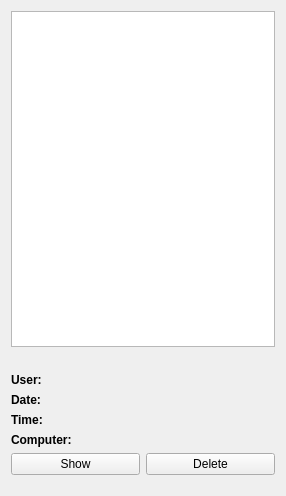
Old version of the form master/src/ScreenshotManagementView.ui in the repository veyon/veyon.
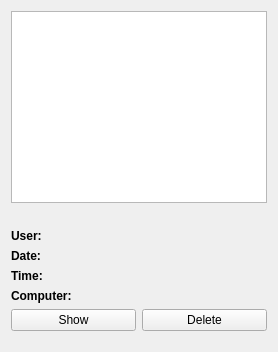
New version of the form. Icons and pictures are not drawn.

What changed in the file:
```diff
--- a/master/src/ScreenshotManagementView.ui
+++ b/master/src/ScreenshotManagementView.ui
@@ -2,14 +2,6 @@
 <ui version="4.0">
  <class>ScreenshotManagementView</class>
  <widget class="QWidget" name="ScreenshotManagementView">
-  <property name="geometry">
-   <rect>
-    <x>0</x>
-    <y>0</y>
-    <width>286</width>
-    <height>496</height>
-   </rect>
-  </property>
   <layout class="QVBoxLayout" name="verticalLayout">
    <item>
     <widget class="QListView" name="list">
```
Left out of the diff: 12 changed lines with no effect on the pictures.
